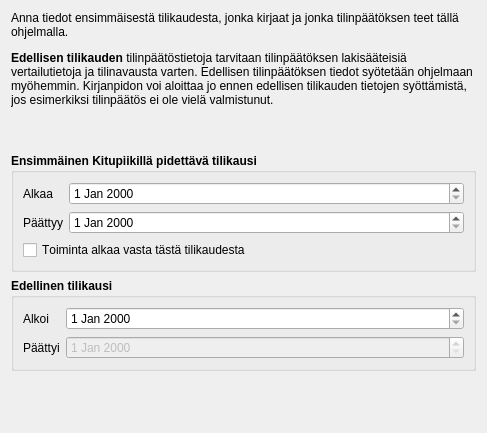
Before: the Qt Designer form kitupiikki/uusikp/tilikausi.ui in artoh/kitupiikki, drawn with Qt 5.
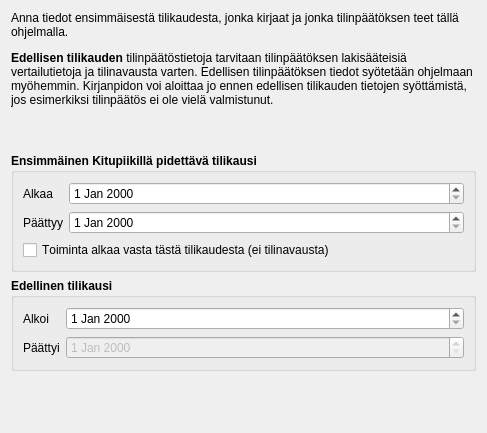
After: the same form once the commit is applied.

```diff
--- a/kitupiikki/uusikp/tilikausi.ui
+++ b/kitupiikki/uusikp/tilikausi.ui
@@ -104,7 +104,7 @@
          </font>
         </property>
         <property name="text">
-         <string>Toiminta alkaa vasta tästä tilikaudesta</string>
+         <string>Toiminta alkaa vasta tästä tilikaudesta (ei tilinavausta)</string>
         </property>
        </widget>
       </item>
```
